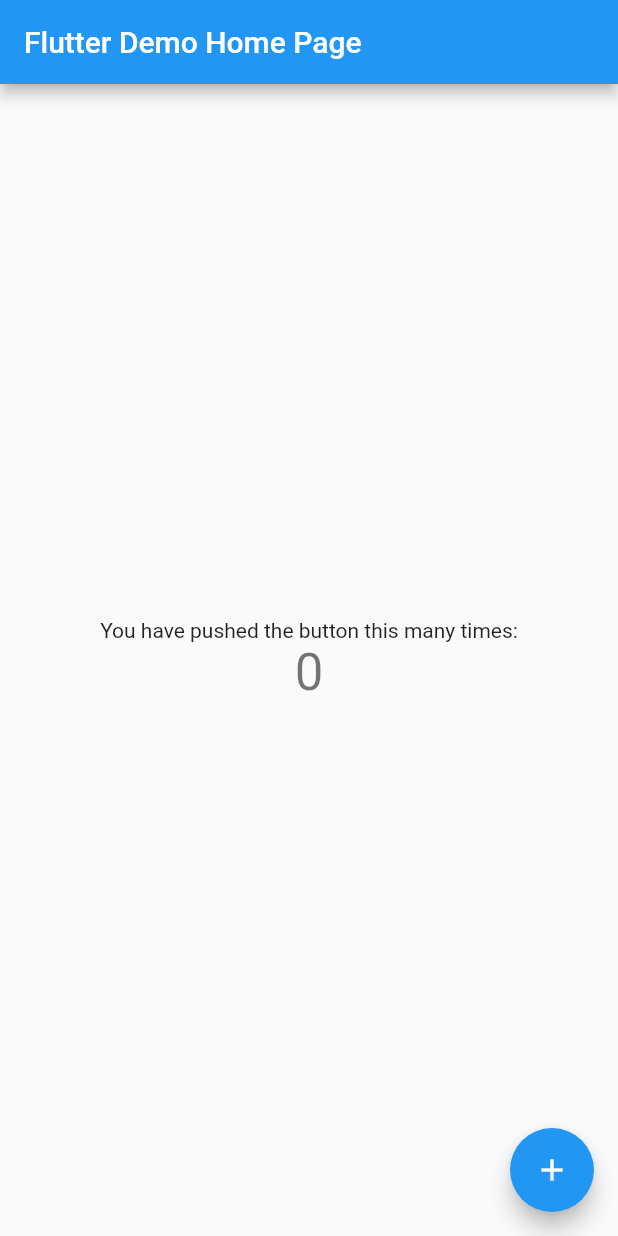
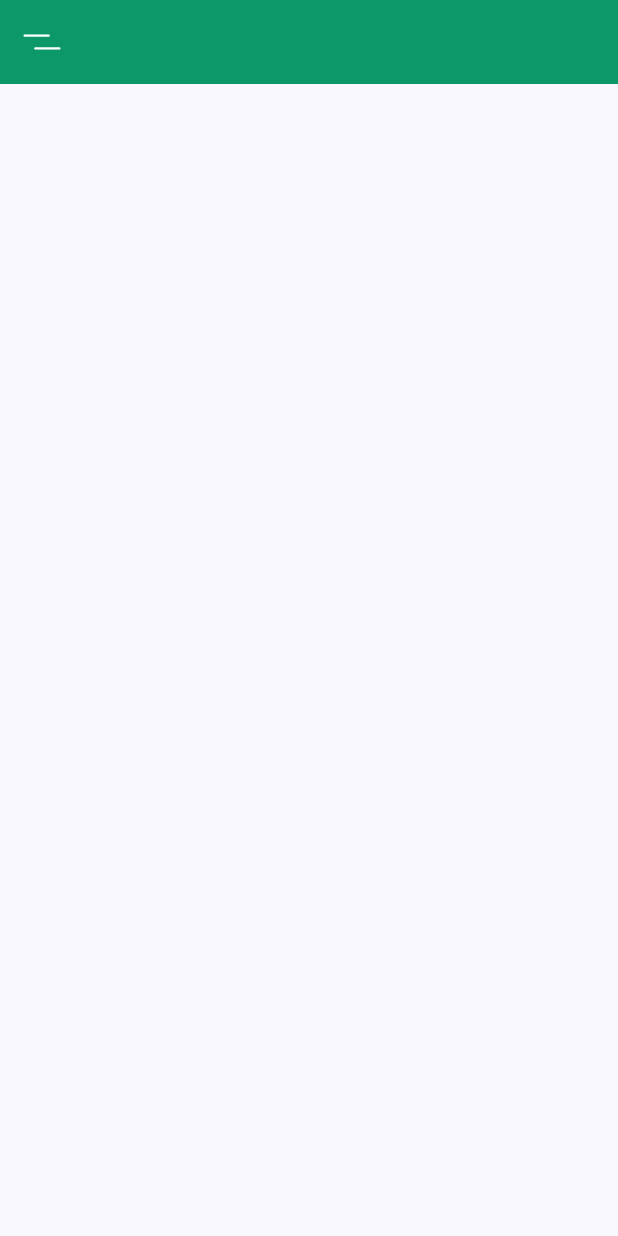
Before and after one commit to vitorpdasilva/plant-ui, a Flutter app: the screen it shows after launch, on a phone screen of 412 x 824 dp. Run offline on Flutter 3.47's test engine with Material 2 defaults, Android fonts, the phone set to English and light mode, and no system bars; our stand-ins replace flutter_svg.

Commit message:
package svg

```diff
--- /dev/null
+++ b/lib/constants.dart
@@ -0,0 +1,7 @@
+import 'package:flutter/material.dart';
+
+const kPrimaryColor = Color(0xFF0C9869);
+const kTextColor = Color(0xFF3C4046);
+const kBackgroundColor = Color(0xFFF9F8FD);
+
+const double kDefaultPadding = 20.0;
--- a/lib/main.dart
+++ b/lib/main.dart
@@ -1,4 +1,6 @@
 import 'package:flutter/material.dart';
+import 'package:plant_ui/constants.dart';
+import 'package:plant_ui/screens/home/components/home_screen.dart';
 
 void main() {
   runApp(MyApp());
@@ -9,109 +11,15 @@ class MyApp extends StatelessWidget {
   @override
   Widget build(BuildContext context) {
     return MaterialApp(
-      title: 'Flutter Demo',
+      debugShowCheckedModeBanner: false,
+      title: 'Plant App',
       theme: ThemeData(
-        // This is the theme of your application.
-        //
-        // Try running your application with "flutter run". You'll see the
-        // application has a blue toolbar. Then, without quitting the app, try
-        // changing the primarySwatch below to Colors.green and then invoke
-        // "hot reload" (press "r" in the console where you ran "flutter run",
-        // or simply save your changes to "hot reload" in a Flutter IDE).
-        // Notice that the counter didn't reset back to zero; the application
-        // is not restarted.
-        primarySwatch: Colors.blue,
-        // This makes the visual density adapt to the platform that you run
-        // the app on. For desktop platforms, the controls will be smaller and
-        // closer together (more dense) than on mobile platforms.
+        scaffoldBackgroundColor: kBackgroundColor,
+        primaryColor: kPrimaryColor,
+        textTheme: Theme.of(context).textTheme.apply(bodyColor: kTextColor),
         visualDensity: VisualDensity.adaptivePlatformDensity,
       ),
-      home: MyHomePage(title: 'Flutter Demo Home Page'),
+      home: HomeScreen(),
     );
   }
 }
-
-class MyHomePage extends StatefulWidget {
-  MyHomePage({Key key, this.title}) : super(key: key);
-
-  // This widget is the home page of your application. It is stateful, meaning
-  // that it has a State object (defined below) that contains fields that affect
-  // how it looks.
-
-  // This class is the configuration for the state. It holds the values (in this
-  // case the title) provided by the parent (in this case the App widget) and
-  // used by the build method of the State. Fields in a Widget subclass are
-  // always marked "final".
-
-  final String title;
-
-  @override
-  _MyHomePageState createState() => _MyHomePageState();
-}
-
-class _MyHomePageState extends State<MyHomePage> {
-  int _counter = 0;
-
-  void _incrementCounter() {
-    setState(() {
-      // This call to setState tells the Flutter framework that something has
-      // changed in this State, which causes it to rerun the build method below
-      // so that the display can reflect the updated values. If we changed
-      // _counter without calling setState(), then the build method would not be
-      // called again, and so nothing would appear to happen.
-      _counter++;
-    });
-  }
-
-  @override
-  Widget build(BuildContext context) {
-    // This method is rerun every time setState is called, for instance as done
-    // by the _incrementCounter method above.
-    //
-    // The Flutter framework has been optimized to make rerunning build methods
-    // fast, so that you can just rebuild anything that needs updating rather
-    // than having to individually change instances of widgets.
-    return Scaffold(
-      appBar: AppBar(
-        // Here we take the value from the MyHomePage object that was created by
-        // the App.build method, and use it to set our appbar title.
-        title: Text(widget.title),
-      ),
-      body: Center(
-        // Center is a layout widget. It takes a single child and positions it
-        // in the middle of the parent.
-        child: Column(
-          // Column is also a layout widget. It takes a list of children and
-          // arranges them vertically. By default, it sizes itself to fit its
-          // children horizontally, and tries to be as tall as its parent.
-          //
-          // Invoke "debug painting" (press "p" in the console, choose the
-          // "Toggle Debug Paint" action from the Flutter Inspector in Android
-          // Studio, or the "Toggle Debug Paint" command in Visual Studio Code)
-          // to see the wireframe for each widget.
-          //
-          // Column has various properties to control how it sizes itself and
-          // how it positions its children. Here we use mainAxisAlignment to
-          // center the children vertically; the main axis here is the vertical
-          // axis because Columns are vertical (the cross axis would be
-          // horizontal).
-          mainAxisAlignment: MainAxisAlignment.center,
-          children: <Widget>[
-            Text(
-              'You have pushed the button this many times:',
-            ),
-            Text(
-              '$_counter',
-              style: Theme.of(context).textTheme.headline4,
-            ),
-          ],
-        ),
-      ),
-      floatingActionButton: FloatingActionButton(
-        onPressed: _incrementCounter,
-        tooltip: 'Increment',
-        child: Icon(Icons.add),
-      ), // This trailing comma makes auto-formatting nicer for build methods.
-    );
-  }
-}
--- /dev/null
+++ b/lib/screens/home/components/home_screen.dart
@@ -0,0 +1,14 @@
+import 'package:flutter/material.dart';
+import 'package:flutter_svg/svg.dart';
+
+class HomeScreen extends StatelessWidget {
+  @override
+  Widget build(BuildContext context) {
+    return Scaffold(
+      appBar: AppBar(
+        elevation: 0,
+        leading: IconButton(icon: SvgPicture.asset("assets/icons/menu.svg"), onPressed: () {}),
+      ),
+    );
+  }
+}
```
Also changed, not shown: pubspec.yaml (+4 -4 lines), pubspec.lock.
